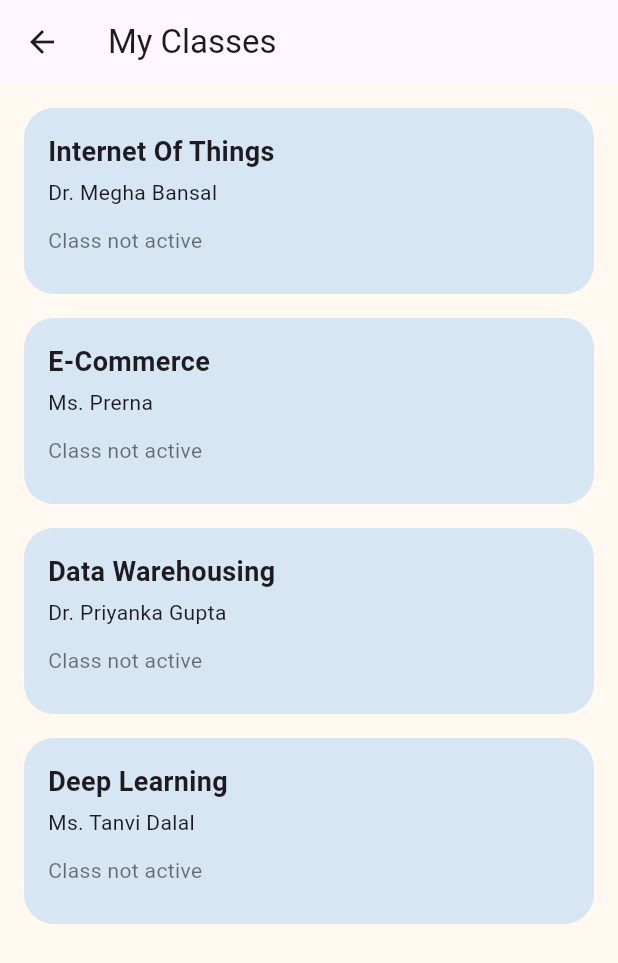
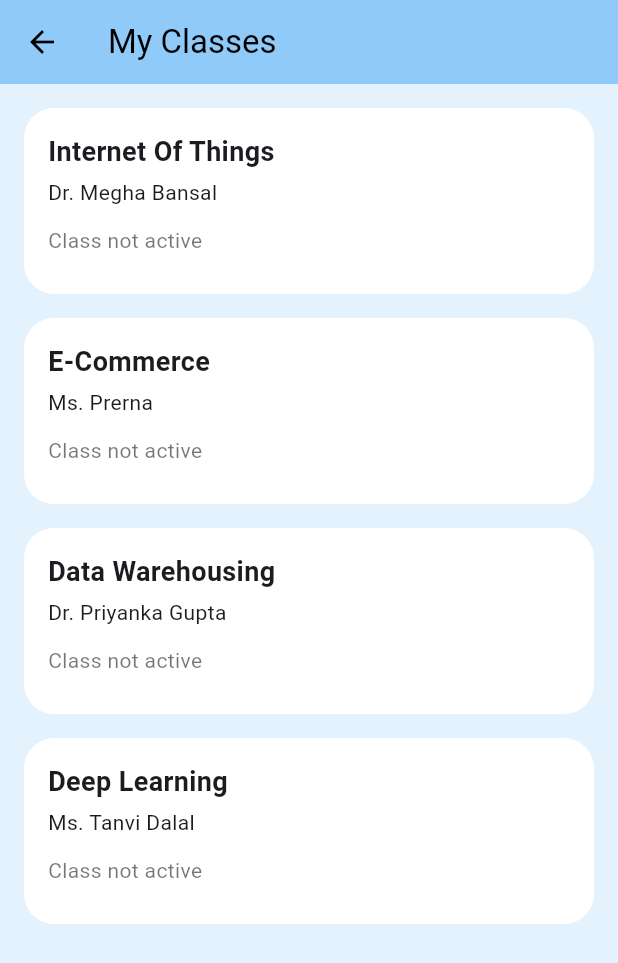
Before and after one commit to Param3005/CampuSync, a Flutter app: the screen it shows once a user with an empty profile is signed in, after a tap on "Join Classes 📚", on a phone screen of 412 x 824 dp. Shown: the top 963 px of the screen. Run offline on Flutter 3.47's test engine with Material 3 defaults, Android fonts, the phone set to English and light mode, and no system bars; our stand-ins replace cloud_firestore, firebase_auth, firebase_core, google_fonts, image_picker, shared_preferences and 1 more; accounts and stored records are empty; network calls fail.

Commit message:
UI polish + streak system + calendar improvements

```diff
--- a/lib/main.dart
+++ b/lib/main.dart
@@ -105,19 +105,60 @@ class _LoginScreenState extends State<LoginScreen> {
   @override
   Widget build(BuildContext context) {
     return Scaffold(
-      appBar: AppBar(title: Text(isLogin ? "Login" : "Sign Up")),
-      body: Padding(
-        padding: const EdgeInsets.all(16),
+      backgroundColor: const Color(0xFFF5F1EB),
+
+      body: Center(
+        child: SingleChildScrollView(
+          child: Container(
+            margin: const EdgeInsets.all(20),
+            padding: const EdgeInsets.all(20),
+            decoration: BoxDecoration(
+              color: Colors.white,
+              borderRadius: BorderRadius.circular(20),
+            ),
             child: Column(
+              mainAxisSize: MainAxisSize.min,
               children: [
+
+                // 🔥 TITLE
+                Text(
+                  isLogin ? "CampuSync" : "Create Account ✨",
+                  style: const TextStyle(
+                    fontSize: 22,
+                    fontWeight: FontWeight.bold,
+                    color: Color(0xFF473C33),
+                  ),
+                ),
+
+                const SizedBox(height: 20),
+
                 if (!isLogin)
                   TextField(
                     controller: nameController,
-                decoration: const InputDecoration(labelText: "Name"),
+                    decoration: InputDecoration(
+                      labelText: "Name",
+                      filled: true,
+                      fillColor: const Color(0xFFF8F6F3),
+                      border: OutlineInputBorder(
+                        borderRadius: BorderRadius.circular(12),
+                        borderSide: BorderSide.none,
                       ),
+                    ),
+                  ),
+
+                const SizedBox(height: 10),
+
                 TextField(
                   controller: emailController,
-              decoration: const InputDecoration(labelText: "Email"),
+                  decoration: InputDecoration(
+                    labelText: "Email",
+                    filled: true,
+                    fillColor: const Color(0xFFF8F6F3),
+                    border: OutlineInputBorder(
+                      borderRadius: BorderRadius.circular(12),
+                      borderSide: BorderSide.none,
+                    ),
+                  ),
                 ),
 
                 const SizedBox(height: 10),
@@ -125,12 +166,28 @@ class _LoginScreenState extends State<LoginScreen> {
                 TextField(
                   controller: passwordController,
                   obscureText: true,
-              decoration: const InputDecoration(labelText: "Password"),
+                  decoration: InputDecoration(
+                    labelText: "Password",
+                    filled: true,
+                    fillColor: const Color(0xFFF8F6F3),
+                    border: OutlineInputBorder(
+                      borderRadius: BorderRadius.circular(12),
+                      borderSide: BorderSide.none,
+                    ),
+                  ),
                 ),
 
                 const SizedBox(height: 20),
 
                 ElevatedButton(
+                  style: ElevatedButton.styleFrom(
+                    backgroundColor: const Color(0xFF473C33),
+                    foregroundColor: Colors.white,
+                    minimumSize: const Size(double.infinity, 50),
+                    shape: RoundedRectangleBorder(
+                      borderRadius: BorderRadius.circular(12),
+                    ),
+                  ),
                   onPressed: () async {
                     try {
                       if (isLogin) {
@@ -156,9 +213,9 @@ class _LoginScreenState extends State<LoginScreen> {
                           });
                       }
                     } catch (e) {
-                  ScaffoldMessenger.of(
-                    context,
-                  ).showSnackBar(SnackBar(content: Text(e.toString())));
+                      ScaffoldMessenger.of(context).showSnackBar(
+                        SnackBar(content: Text(e.toString())),
+                      );
                     }
                   },
                   child: Text(isLogin ? "Login" : "Sign Up"),
@@ -177,6 +234,8 @@ class _LoginScreenState extends State<LoginScreen> {
                     ),
                   ),
                 ],
+              ),
+            ),
           ),
        ),
     );
@@ -246,7 +305,7 @@ class _HomeScreenState extends State<HomeScreen> {
     String weekday = DateFormat('EEE').format(now);
 
     return Scaffold(
-      backgroundColor: const Color(0xFFFFF9F2),
+      backgroundColor: const Color(0xFFF8F6F3),
       body: SafeArea(
         child: SingleChildScrollView(
           padding: const EdgeInsets.all(16),
@@ -283,17 +342,34 @@ class _HomeScreenState extends State<HomeScreen> {
               Row(
                 mainAxisAlignment: MainAxisAlignment.spaceBetween,
                 children: [
-                  const Text("Streak"),
+                  const Text(
+                    "Streak",
+                    style: TextStyle(
+                      fontSize: 18,
+                      fontWeight: FontWeight.bold,
+                      color: Color(0xFF473C33),
+                    ),
+                  ),
+                  const SizedBox(width: 8),
                   Row(
                     children: [
-                      Text("$streak"),
+                      Text(
+                        "$streak",
+                        style: const TextStyle(
+                          fontSize: 30,
+                          fontWeight: FontWeight.w600,
+                          color: Color(0xFF473C33),
+                        ),
+                      ),
+
                       const SizedBox(width: 6),
-                      Text(
+                      Image.asset(
                         streak == 0
-                            ? '😭'
-                            : streak < 5
-                            ? '🐣'
-                            : '🔥',
+                            ? 'assets/images/sad.png'
+                            : streak < 2
+                            ? 'assets/images/happy.png'
+                            : 'assets/images/streak.png',
+                        height: 35,
                       ),
                     ],
                   ),
@@ -356,7 +432,7 @@ class _HomeScreenState extends State<HomeScreen> {
                 },
                 child: _card(
                   const Color(0xFF9EDC8A),
-                  "To-Do",
+                  "To-Do 📝",
                   "Tap to manage tasks →",
                 ),
               ),
@@ -374,7 +450,7 @@ class _HomeScreenState extends State<HomeScreen> {
               },
               child: _card(
                 const Color(0xFFF8C8DC),
-                "Calendar",
+                "Calendar 📅",
                 "Tap to view schedule →",
               ),
             ),
@@ -390,10 +466,10 @@ class _HomeScreenState extends State<HomeScreen> {
                   });
                 },
                 child: _card(
-                  const Color(0xFF473C33),
+                  const Color(0xFF90CAF9),
                   "Join Classes 📚",
                   "View today's lectures →",
-                  textColor: Colors.white,
+
                 ),
               ),
               const SizedBox(height: 20),
@@ -408,7 +484,7 @@ class _HomeScreenState extends State<HomeScreen> {
                   );
                 },
                 child: _card(
-                  Colors.orange,
+                  const Color(0xFFFFF176),
                   "Attendance History 📊",
                   "View past attendance →",
                 ),
@@ -529,7 +605,12 @@ class _TodoScreenState extends State<TodoScreen> {
   @override
   Widget build(BuildContext context) {
     return Scaffold(
-      appBar: AppBar(title: const Text("My Tasks")),
+      backgroundColor: const Color(0xFFDDEEDC),
+      appBar: AppBar(
+        title: const Text("My Tasks"),
+        backgroundColor: const Color(0xFF7FC97F),
+        foregroundColor: Colors.black,
+      ),
       body: Padding(
         padding: const EdgeInsets.all(16),
         child: Column(
@@ -594,8 +675,12 @@ class ClassesScreen extends StatelessWidget {
   @override
   Widget build(BuildContext context) {
     return Scaffold(
-      appBar: AppBar(title: const Text("My Classes")),
-      backgroundColor: const Color(0xFFFFF9F2),
+      appBar: AppBar(
+        title: const Text("My Classes"),
+        backgroundColor: const Color(0xFF90CAF9),
+        foregroundColor: Colors.black,
+      ),
+      backgroundColor: const Color(0xFFE3F2FD),
 
       body: ListView(
         padding: const EdgeInsets.all(16),
@@ -616,7 +701,12 @@ class AttendanceHistoryScreen extends StatelessWidget {
   @override
   Widget build(BuildContext context) {
     return Scaffold(
-      appBar: AppBar(title: const Text("Attendance History")),
+      backgroundColor: const Color(0xFFFFF9C4),
+      appBar: AppBar(
+        title: const Text("Attendance History"),
+        backgroundColor: const Color(0xFFFFEB3B),
+        foregroundColor: Colors.black,
+      ),
       body: StreamBuilder<QuerySnapshot>(
         stream: FirebaseFirestore.instance
             .collection('attendance')
@@ -726,7 +816,7 @@ class _ClassCardState extends State<ClassCard> {
               margin: const EdgeInsets.only(bottom: 16),
               padding: const EdgeInsets.all(16),
               decoration: BoxDecoration(
-                color: const Color(0xFFD6E6F2),
+                color: Colors.white,
                 borderRadius: BorderRadius.circular(20),
               ),
               child: Column(
@@ -764,6 +854,10 @@ class _ClassCardState extends State<ClassCard> {
 
                   if (isActive && !alreadyMarked)
                     ElevatedButton(
+                      style: ElevatedButton.styleFrom(
+                        backgroundColor: const Color(0xFF64B5F6),
+                        foregroundColor: Colors.white,
+                      ),
                       onPressed: () async {
                         //open camera
                         await captureImage();
--- a/pubspec.yaml
+++ b/pubspec.yaml
@@ -63,6 +63,11 @@ flutter:
   # the material Icons class.
   uses-material-design: true
 
+  assets:
+    - assets/images/sad.png
+    - assets/images/happy.png
+    - assets/images/streak.png
+
   # To add assets to your application, add an assets section, like this:
   # assets:
   #   - images/a_dot_burr.jpeg
```
Also changed, not shown: lib/calendar_screen.dart (+44 -7 lines), assets/images/happy.png (added), assets/images/sad.png (added), assets/images/streak.png (added). Lines whose indentation alone changed are shown as unchanged.
